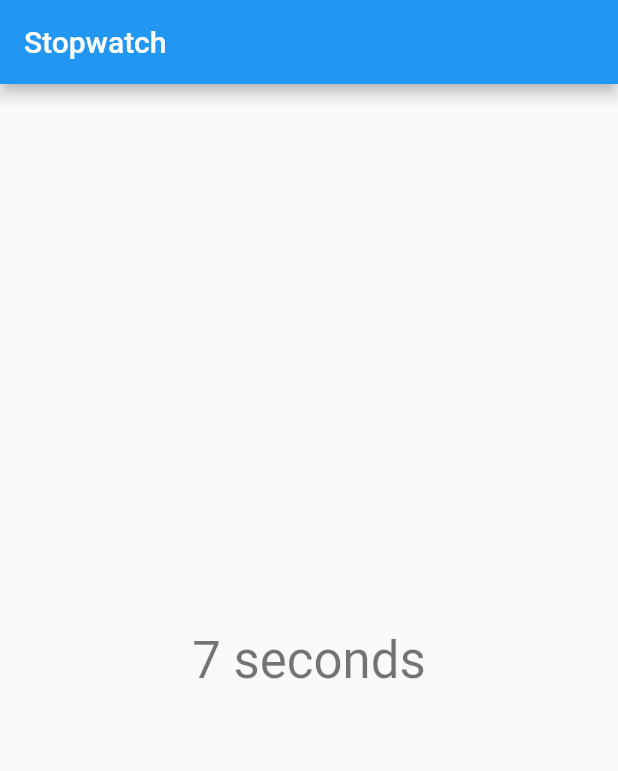
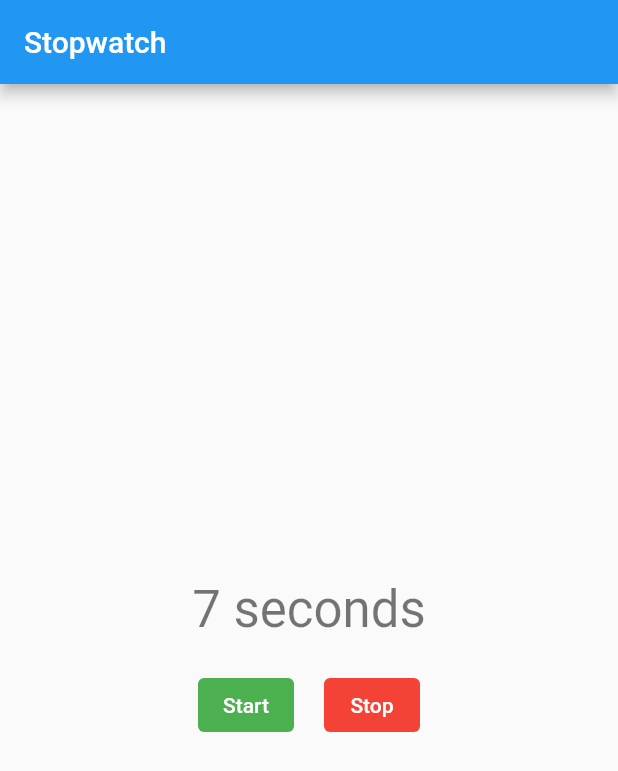
Before and after one commit to dolphinium/StopWatchApp, a Flutter app: the screen it shows after launch, on a phone screen of 412 x 824 dp. Shown: the top 771 px of the screen. Run offline on Flutter 3.47's test engine with Material 2 defaults, Android fonts, the phone set to English and light mode, and no system bars.

Commit message:
end of second part.

```diff
--- a/lib/stopwatch.dart
+++ b/lib/stopwatch.dart
@@ -10,6 +10,25 @@ class StopWatch extends StatefulWidget{
 class StopWatchState extends State<StopWatch>{
   late int seconds;
   late Timer timer;
+
+  bool isTicking = true;
+
+  void _startTimer(){
+    timer = Timer.periodic(Duration(seconds: 1),_onTick);
+
+
+    setState(() {
+      seconds = 0;
+      isTicking = true;
+    });
+  }
+
+  void _stopTimer(){
+    timer.cancel();
+    setState(() {
+      isTicking = false;
+    });
+  }
 
   @override
   void initState(){
@@ -34,16 +53,47 @@ class StopWatchState extends State<StopWatch>{
 
   @override
   Widget build(BuildContext context){
+
     return Scaffold(
       appBar: AppBar(
         title: Text("Stopwatch"),
       ),
-      body: Center(
-        child: Text(
-          '$seconds ${_secondsText()}',
-          style: Theme.of(context).textTheme.headlineMedium,
-        ),
-      ),
+      body: Column(
+        mainAxisAlignment: MainAxisAlignment.center,
+        children:<Widget>[
+          Text("$seconds ${_secondsText()}",
+          style: Theme.of(context).textTheme.headlineMedium,),
+          const SizedBox(height: 20),
+          Row(
+            mainAxisAlignment: MainAxisAlignment.center,
+            children:<Widget> [
+              ElevatedButton(
+                style: ButtonStyle(
+                  backgroundColor: MaterialStateProperty
+                      .all<Color>(Colors.green),
+                  foregroundColor: MaterialStateProperty
+                    .all<Color>(Colors.white),
+                ),
+                child: Text("Start"),
+                onPressed: isTicking ? null : _startTimer,
+              ),
+              const SizedBox(width: 20,),
+              TextButton(
+                style: ButtonStyle(
+                  backgroundColor: MaterialStateProperty
+                      .all<Color>(Colors.red),
+                  foregroundColor: MaterialStateProperty
+                    .all<Color>(Colors.white),
+
+                ),
+                child: Text("Stop"),
+                onPressed: isTicking ? _stopTimer : null,
+              )
+            ],
+          )
+
+        ] ,
+      )
     );
   }
 }
```
